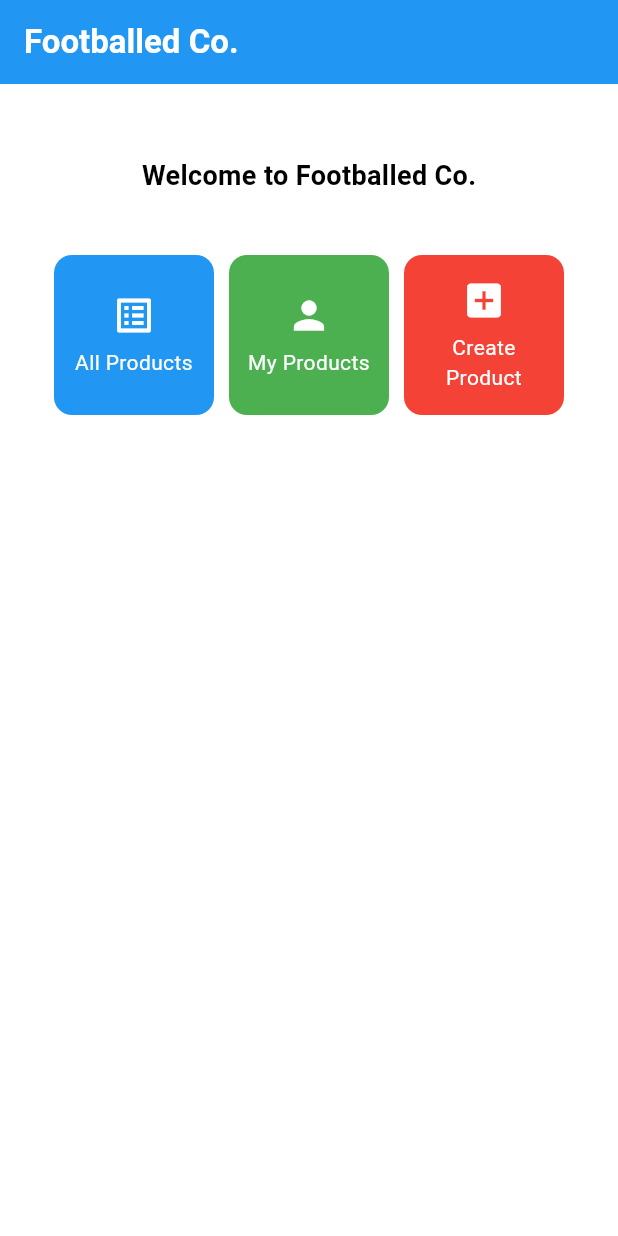
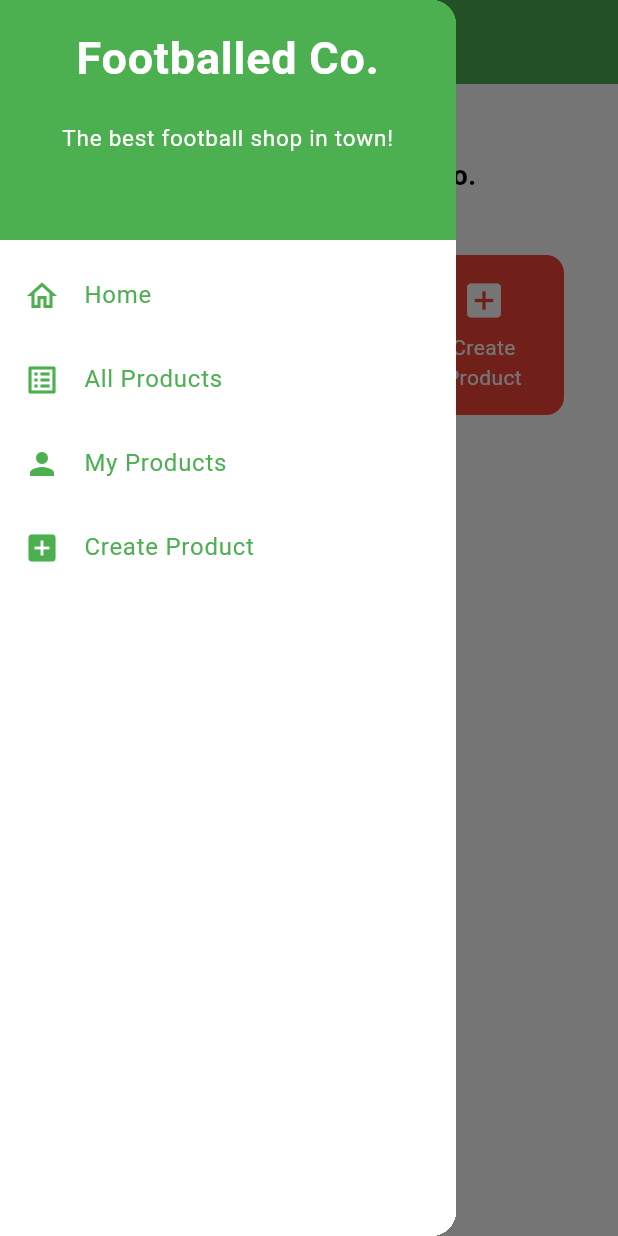
Before and after one commit to michxelle/football-shop-mobile, a Flutter app: the screen it shows after launch, with the side drawer open (before the commit the screen has no drawer), on a phone screen of 412 x 824 dp. Run offline on Flutter 3.47's test engine with Material 3 defaults, Android fonts, the phone set to English and light mode, and no system bars.

Commit message:
Completed Tugas 8

```diff
--- a/lib/main.dart
+++ b/lib/main.dart
@@ -1,5 +1,5 @@
 import 'package:flutter/material.dart';
-import 'package:football_shop/menu.dart';
+import 'package:football_shop/screens/menu.dart';
 
 void main() {
   runApp(const MyApp());
@@ -29,7 +29,20 @@ class MyApp extends StatelessWidget {
         //
         // This works for code too, not just values: Most code changes can be
         // tested with just a hot reload.
-        colorScheme: ColorScheme.fromSwatch(primarySwatch: Colors.blue).copyWith(secondary: Colors.blueAccent[400]),
+        colorScheme: ColorScheme.fromSwatch(primarySwatch: Colors.green).copyWith(secondary: Colors.green[700]),
+        appBarTheme: const AppBarTheme(
+          backgroundColor: Colors.green,
+          foregroundColor: Colors.white,
+        ),
+        drawerTheme: const DrawerThemeData(
+          backgroundColor: Colors.green,
+        ),
+        elevatedButtonTheme: ElevatedButtonThemeData(
+          style: ButtonStyle(
+            backgroundColor: WidgetStatePropertyAll(Colors.green),
+            foregroundColor: WidgetStatePropertyAll(Colors.white),
+          ),
+        ),
       ),
       home: MyHomePage(),
     );
--- a/lib/menu.dart
+++ b/lib/screens/menu.dart
@@ -1,4 +1,6 @@
 import 'package:flutter/material.dart';
+import 'package:football_shop/widgets/left_drawer.dart';
+import 'package:football_shop/widgets/product_card.dart';
 
 class MyHomePage extends StatelessWidget {
   MyHomePage({super.key});
@@ -22,13 +24,12 @@ class MyHomePage extends StatelessWidget {
         ),
         backgroundColor: Theme.of(context).colorScheme.primary,
       ),
+      drawer: LeftDrawer(),
       body: Padding(
         padding: const EdgeInsets.all(16.0),
         child: Column(
           crossAxisAlignment: CrossAxisAlignment.center,
           children: [
-            // Removed the InfoCard row since we don't have nama/npm/kelas
-
             const SizedBox(height: 16.0),
 
             Center(
@@ -47,7 +48,6 @@ class MyHomePage extends StatelessWidget {
 
                   const SizedBox(height: 20.0),
 
-                  // Replaced the Expanded Row with GridView.count like in the working example
                   GridView.count(
                     primary: true,
                     padding: const EdgeInsets.all(20),
@@ -75,62 +75,3 @@ class ItemHomepage {
 
   ItemHomepage(this.name, this.icon);
 }
-
-class ItemCard extends StatelessWidget {
-  final ItemHomepage item;
-
-  const ItemCard(this.item, {super.key});
-
-  @override
-  Widget build(BuildContext context) {
-    // Define colors for each button type
-    Color getButtonColor() {
-      switch (item.name) {
-        case 'All Products':
-          return Colors.blue;
-        case 'My Products':
-          return Colors.green;
-        case 'Create Product':
-          return Colors.red;
-        default:
-          return Theme.of(context).colorScheme.secondary;
-      }
-    }
-
-    return Material(
-      color: getButtonColor(),
-      borderRadius: BorderRadius.circular(12),
-      child: InkWell(
-        borderRadius: BorderRadius.circular(12),
-        onTap: () {
-          ScaffoldMessenger.of(context)
-            ..hideCurrentSnackBar()
-            ..showSnackBar(
-              SnackBar(content: Text("Kamu telah menekan tombol ${item.name}!"))
-            );
-        },
-        child: Container(
-          padding: const EdgeInsets.all(8),
-          child: Center(
-            child: Column(
-              mainAxisAlignment: MainAxisAlignment.center,
-              children: [
-                Icon(
-                  item.icon,
-                  color: Colors.white,
-                  size: 30.0,
-                ),
-                const Padding(padding: EdgeInsets.all(3)),
-                Text(
-                  item.name,
-                  textAlign: TextAlign.center,
-                  style: const TextStyle(color: Colors.white),
-                ),
-              ],
-            ),
-          ),
-        ),
-      ),
-    );
-  }
-}
--- /dev/null
+++ b/lib/widgets/left_drawer.dart
@@ -0,0 +1,93 @@
+import 'package:flutter/material.dart';
+import 'package:football_shop/screens/menu.dart';
+import 'package:football_shop/screens/productlist_form.dart';
+
+class LeftDrawer extends StatelessWidget {
+  const LeftDrawer({super.key});
+
+  @override
+  Widget build(BuildContext context) {
+    return Drawer(
+      child: Container(
+        color: Colors.white,
+        child: ListView(
+          padding: EdgeInsets.zero,
+          children: [
+            const DrawerHeader(
+              decoration: BoxDecoration(
+                color: Colors.green,
+              ),
+              child: Column(
+                children: [
+                  Text(
+                    'Footballed Co.',
+                    textAlign: TextAlign.center,
+                    style: TextStyle(
+                      fontSize: 30,
+                      fontWeight: FontWeight.bold,
+                      color: Colors.white,
+                    ),
+                  ),
+                  Padding(padding: EdgeInsets.all(10)),
+                  Text(
+                    "The best football shop in town!",
+                    textAlign: TextAlign.center,
+                    style: TextStyle(
+                      fontSize: 15,
+                      color: Colors.white,
+                      fontWeight: FontWeight.normal,
+                    ),
+                  ),
+                ],
+              ),
+            ),
+            // Home
+            ListTile(
+              leading: Icon(Icons.home_outlined, color: Colors.green),
+              title: Text('Home', style: TextStyle(color: Colors.green)),
+              onTap: () {
+                Navigator.pushReplacement(
+                  context,
+                  MaterialPageRoute(builder: (context) => MyHomePage()),
+                );
+              },
+            ),
+            // All Products
+            ListTile(
+              leading: Icon(Icons.list_alt, color: Colors.green),
+              title: Text('All Products', style: TextStyle(color: Colors.green)),
+              onTap: () {
+                Navigator.pushReplacement(
+                  context,
+                  MaterialPageRoute(builder: (context) => MyHomePage()),
+                );
+              },
+            ),
+            // My Products
+            ListTile(
+              leading: Icon(Icons.person, color: Colors.green),
+              title: Text('My Products', style: TextStyle(color: Colors.green)),
+              onTap: () {
+                Navigator.pushReplacement(
+                  context,
+                  MaterialPageRoute(builder: (context) => MyHomePage()),
+                );
+              },
+            ),
+            // Create Product
+            ListTile(
+              leading: Icon(Icons.add_box, color: Colors.green),
+              title: Text('Create Product', style: TextStyle(color: Colors.green)),
+              onTap: () {
+                Navigator.pushReplacement(
+                  context,
+                  MaterialPageRoute(builder: (context) => const ProductListForm()),
+                );
+              },
+            ),
+          ],
+        ),
+      ),
+    );
+  }
+}
--- /dev/null
+++ b/lib/widgets/product_card.dart
@@ -0,0 +1,84 @@
+import 'package:flutter/material.dart';
+import 'package:football_shop/screens/menu.dart';
+import 'package:football_shop/screens/productlist_form.dart';
+
+class ItemCard extends StatelessWidget {
+  final ItemHomepage item;
+
+  const ItemCard(this.item, {super.key});
+
+  @override
+  Widget build(BuildContext context) {
+    Color getButtonColor() {
+      switch (item.name) {
+        case 'All Products':
+          return Colors.blue;
+        case 'My Products':
+          return Colors.green;
+        case 'Create Product':
+          return Colors.red;
+        default:
+          return Theme.of(context).colorScheme.secondary;
+      }
+    }
+
+    return Material(
+      color: getButtonColor(),
+      borderRadius: BorderRadius.circular(12),
+      child: InkWell(
+        borderRadius: BorderRadius.circular(12),
+        onTap: () {
+          ScaffoldMessenger.of(context)
+            ..hideCurrentSnackBar()
+            ..showSnackBar(
+              SnackBar(content: Text("You have pressed ${item.name} button!"))
+            );
+
+          if (item.name == "All Products") {
+            Navigator.pushReplacement(
+              context,
+              MaterialPageRoute(
+                builder: (context) => MyHomePage(),
+              ),
+            );
+          } else if (item.name == "My Products") {
+            Navigator.pushReplacement(
+              context,
+              MaterialPageRoute(
+                builder: (context) => MyHomePage(),
+              ),
+            );
+          } else if (item.name == "Create Product") {
+            Navigator.push(
+              context,
+              MaterialPageRoute(
+                builder: (context) => const ProductListForm(),
+              ),
+            );
+          }
+        },
+        child: Container(
+          padding: const EdgeInsets.all(8),
+          child: Center(
+            child: Column(
+              mainAxisAlignment: MainAxisAlignment.center,
+              children: [
+                Icon(
+                  item.icon,
+                  color: Colors.white,
+                  size: 30.0,
+                ),
+                const Padding(padding: EdgeInsets.all(3)),
+                Text(
+                  item.name,
+                  textAlign: TextAlign.center,
+                  style: const TextStyle(color: Colors.white),
+                ),
+              ],
+            ),
+          ),
+        ),
+      ),
+    );
+  }
+}
```
Also changed, not shown: lib/screens/productlist_form.dart (added, +331 -0 lines), 1 other file.
